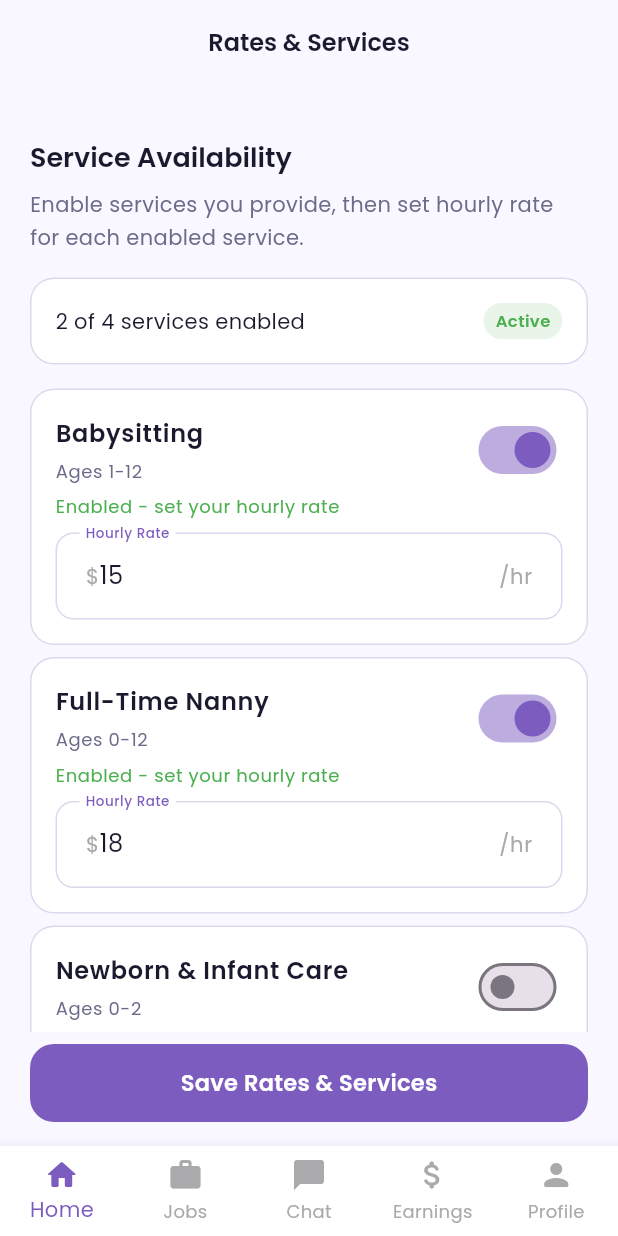
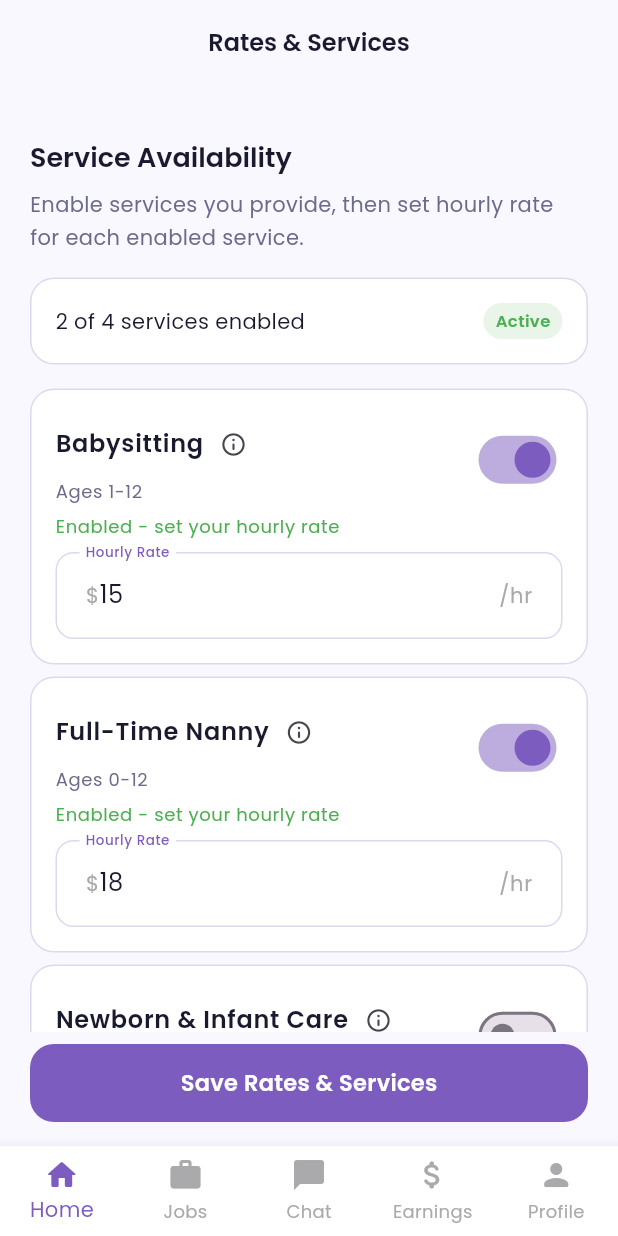
Before and after one commit to HasanYazbeck/Hodon_app, a Flutter app: the RatesServicesScreen screen opened by its route, on a phone screen of 412 x 824 dp. Run offline on Flutter 3.47's test engine with Material 3 defaults, Android fonts, the phone set to English and light mode, and no system bars; our stand-ins replace cached_network_image, dio, file_picker, flutter_riverpod, flutter_secure_storage, go_router and 5 more; accounts and stored records are empty.

Commit message:
Update Rates services description

```diff
--- a/lib/presentation/babysitter/rates_services/rates_services_screen.dart
+++ b/lib/presentation/babysitter/rates_services/rates_services_screen.dart
@@ -10,6 +10,17 @@ const Map<ServiceType, String> _serviceAgeRanges = {
   ServiceType.fullTimeNanny: 'Ages 0-12',
   ServiceType.newbornInfantCare: 'Ages 0-2',
   ServiceType.childhoodEducation: 'Ages 3-10',
+};
+
+const Map<ServiceType, String> _serviceDescriptions = {
+  ServiceType.babysitting:
+      'Short-term childcare for a few hours, usually evenings or specific occasions. Best for flexible, ad-hoc support.',
+  ServiceType.fullTimeNanny:
+      'Consistent daily childcare with routine support (meals, school prep, naps, activities). Best for families needing ongoing coverage.',
+  ServiceType.newbornInfantCare:
+      'Specialized care for newborns and infants, including feeding schedules, soothing, sleep routines, and hygiene support.',
+  ServiceType.childhoodEducation:
+      'Learning-focused support through structured play, early literacy/numeracy, and age-appropriate educational activities.',
 };
 
 class RatesServicesScreen extends ConsumerStatefulWidget {
@@ -172,6 +183,38 @@ class _ServiceRateCard extends StatelessWidget {
     required this.onToggle,
   });
 
+  void _showServiceInfo(BuildContext context) {
+    showDialog<void>(
+      context: context,
+      builder: (dialogContext) => AlertDialog(
+        title: Text(serviceType.label),
+        content: Column(
+          mainAxisSize: MainAxisSize.min,
+          crossAxisAlignment: CrossAxisAlignment.start,
+          children: [
+            Text(
+              _serviceDescriptions[serviceType] ?? 'Service details are not available.',
+              style: Theme.of(context).textTheme.bodyMedium,
+            ),
+            const SizedBox(height: AppSizes.sm),
+            Text(
+              'Recommended ${_serviceAgeRanges[serviceType] ?? 'All ages'}',
+              style: Theme.of(context).textTheme.bodySmall?.copyWith(
+                    color: AppColors.textSecondary,
+                  ),
+            ),
+          ],
+        ),
+        actions: [
+          TextButton(
+            onPressed: () => Navigator.of(dialogContext).pop(),
+            child: const Text('Close'),
+          ),
+        ],
+      ),
+    );
+  }
+
   @override
   Widget build(BuildContext context) {
     return HodonCard(
@@ -184,9 +227,21 @@ class _ServiceRateCard extends StatelessWidget {
                 child: Column(
                   crossAxisAlignment: CrossAxisAlignment.start,
                   children: [
-                    Text(
-                      serviceType.label,
-                      style: Theme.of(context).textTheme.bodyLarge?.copyWith(fontWeight: FontWeight.w600),
+                    Row(
+                      children: [
+                        Flexible(
+                          child: Text(
+                            serviceType.label,
+                            style: Theme.of(context).textTheme.bodyLarge?.copyWith(fontWeight: FontWeight.w600),
+                          ),
+                        ),
+                        IconButton(
+                          onPressed: () => _showServiceInfo(context),
+                          icon: const Icon(Icons.info_outline_rounded, size: 18),
+                          tooltip: 'Service info',
+                          visualDensity: VisualDensity.compact,
+                        ),
+                      ],
                     ),
                     const SizedBox(height: 2),
                     Text(
```
